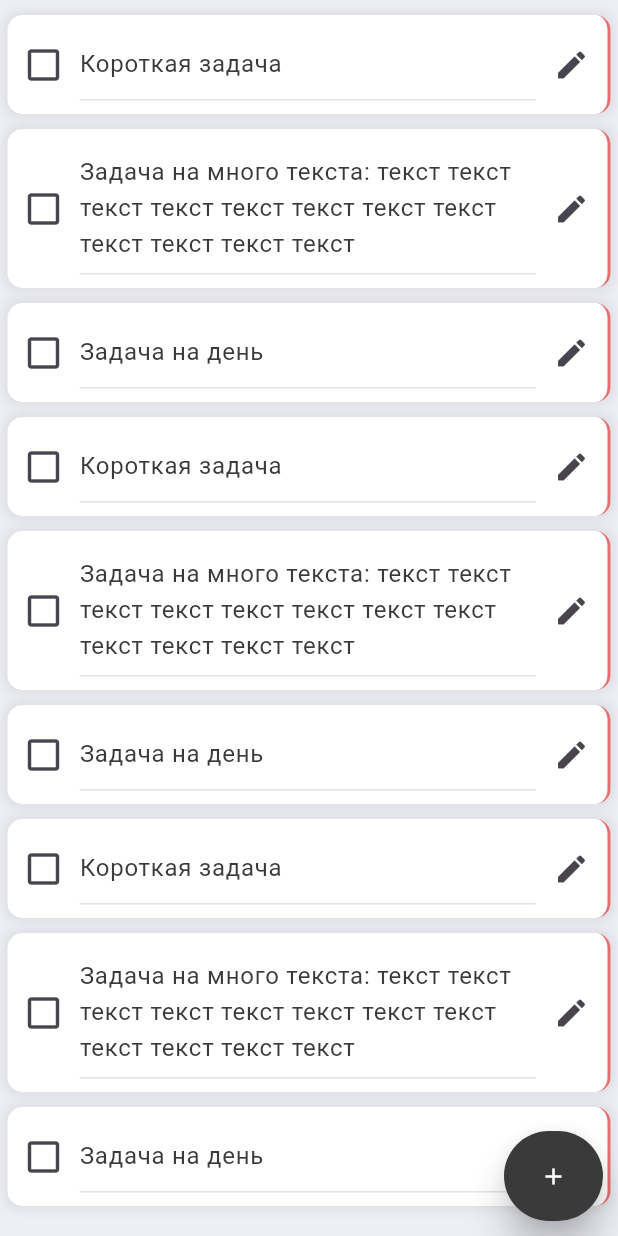
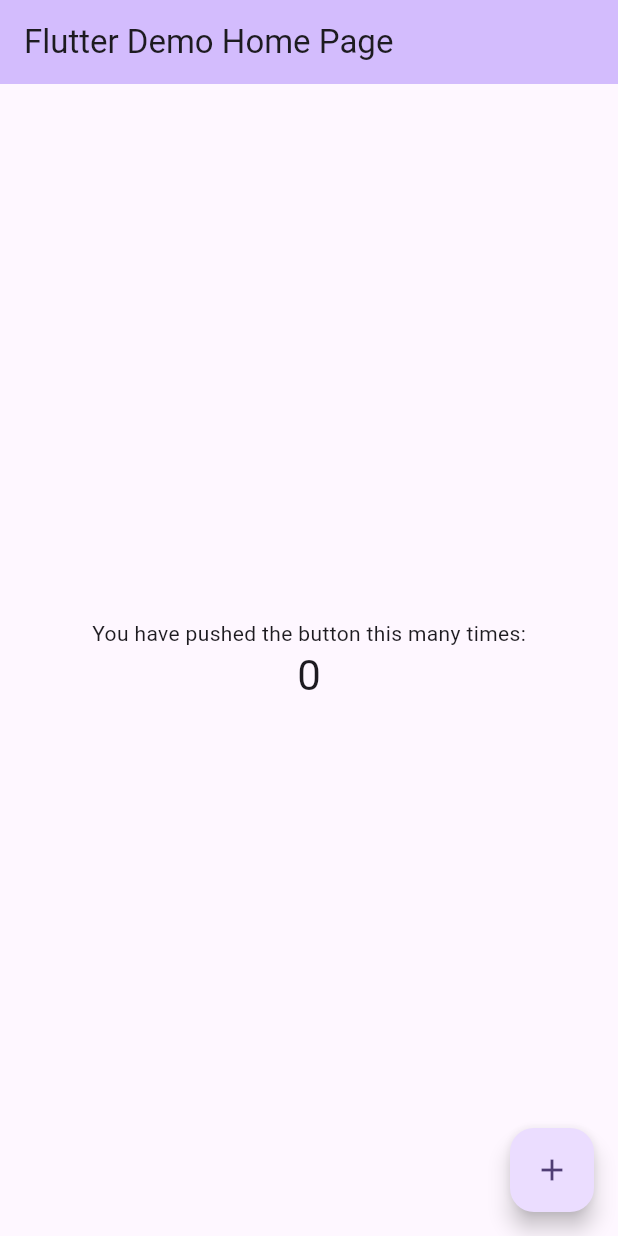
Before and after one commit to 23yaro/todoApp, a Flutter app: the screen it shows after launch, on a phone screen of 412 x 824 dp. Run offline on Flutter 3.47's test engine with Material 3 defaults, Android fonts, the phone set to English and light mode, and no system bars.

Commit message:
BREAKING CHANGE:
used new pattern

```diff
--- a/lib/consts/colors.dart
+++ /dev/null
@@ -1,13 +0,0 @@
-import 'package:flutter/material.dart';
-
-
-const Color tdRed = Color(0xBFDA4040);
-const Color tdGreen = Color(0xff7ed679);
-
-const Color tdWhite = Color(0xFFFFFFFF);
-const Color tdGrey = Color(0x26717171);
-const Color tdBlack = Color(0xFF3A3A3A);
-
-
-
-const Color tdBGColor = Color(0xFFEEEFF5);
--- a/lib/consts/strings.dart
+++ /dev/null
@@ -1,4 +0,0 @@
-const String taskWidgetAdd = 'добавить';
-const String taskWidgetRemove = 'удалить';
-const String taskWidget = 'Новая задача';
-const String subTaskWidgetNewSubTask = 'Новая подзадача';
--- a/lib/main.dart
+++ b/lib/main.dart
@@ -1,5 +1,4 @@
 import 'package:flutter/material.dart';
-import 'views/Pages/home_page.dart';
 
 void main() {
   runApp(const MyApp());
@@ -12,9 +11,115 @@ class MyApp extends StatelessWidget {
   @override
   Widget build(BuildContext context) {
     return MaterialApp(
-      debugShowCheckedModeBanner: false,
-      title: 'Time manager v2.0',
-      home: Home(),
+      title: 'Flutter Demo',
+      theme: ThemeData(
+        // This is the theme of your application.
+        //
+        // TRY THIS: Try running your application with "flutter run". You'll see
+        // the application has a purple toolbar. Then, without quitting the app,
+        // try changing the seedColor in the colorScheme below to Colors.green
+        // and then invoke "hot reload" (save your changes or press the "hot
+        // reload" button in a Flutter-supported IDE, or press "r" if you used
+        // the command line to start the app).
+        //
+        // Notice that the counter didn't reset back to zero; the application
+        // state is not lost during the reload. To reset the state, use hot
+        // restart instead.
+        //
+        // This works for code too, not just values: Most code changes can be
+        // tested with just a hot reload.
+        colorScheme: ColorScheme.fromSeed(seedColor: Colors.deepPurple),
+        useMaterial3: true,
+      ),
+      home: const MyHomePage(title: 'Flutter Demo Home Page'),
     );
   }
 }
+
+class MyHomePage extends StatefulWidget {
+  const MyHomePage({super.key, required this.title});
+
+  // This widget is the home page of your application. It is stateful, meaning
+  // that it has a State object (defined below) that contains fields that affect
+  // how it looks.
+
+  // This class is the configuration for the state. It holds the values (in this
+  // case the title) provided by the parent (in this case the App widget) and
+  // used by the build method of the State. Fields in a Widget subclass are
+  // always marked "final".
+
+  final String title;
+
+  @override
+  State<MyHomePage> createState() => _MyHomePageState();
+}
+
+class _MyHomePageState extends State<MyHomePage> {
+  int _counter = 0;
+
+  void _incrementCounter() {
+    setState(() {
+      // This call to setState tells the Flutter framework that something has
+      // changed in this State, which causes it to rerun the build method below
+      // so that the display can reflect the updated values. If we changed
+      // _counter without calling setState(), then the build method would not be
+      // called again, and so nothing would appear to happen.
+      _counter++;
+    });
+  }
+
+  @override
+  Widget build(BuildContext context) {
+    // This method is rerun every time setState is called, for instance as done
+    // by the _incrementCounter method above.
+    //
+    // The Flutter framework has been optimized to make rerunning build methods
+    // fast, so that you can just rebuild anything that needs updating rather
+    // than having to individually change instances of widgets.
+    return Scaffold(
+      appBar: AppBar(
+        // TRY THIS: Try changing the color here to a specific color (to
+        // Colors.amber, perhaps?) and trigger a hot reload to see the AppBar
+        // change color while the other colors stay the same.
+        backgroundColor: Theme.of(context).colorScheme.inversePrimary,
+        // Here we take the value from the MyHomePage object that was created by
+        // the App.build method, and use it to set our appbar title.
+        title: Text(widget.title),
+      ),
+      body: Center(
+        // Center is a layout widget. It takes a single child and positions it
+        // in the middle of the parent.
+        child: Column(
+          // Column is also a layout widget. It takes a list of children and
+          // arranges them vertically. By default, it sizes itself to fit its
+          // children horizontally, and tries to be as tall as its parent.
+          //
+          // Column has various properties to control how it sizes itself and
+          // how it positions its children. Here we use mainAxisAlignment to
+          // center the children vertically; the main axis here is the vertical
+          // axis because Columns are vertical (the cross axis would be
+          // horizontal).
+          //
+          // TRY THIS: Invoke "debug painting" (choose the "Toggle Debug Paint"
+          // action in the IDE, or press "p" in the console), to see the
+          // wireframe for each widget.
+          mainAxisAlignment: MainAxisAlignment.center,
+          children: <Widget>[
+            const Text(
+              'You have pushed the button this many times:',
+            ),
+            Text(
+              '$_counter',
+              style: Theme.of(context).textTheme.headlineMedium,
+            ),
+          ],
+        ),
+      ),
+      floatingActionButton: FloatingActionButton(
+        onPressed: _incrementCounter,
+        tooltip: 'Increment',
+        child: const Icon(Icons.add),
+      ), // This trailing comma makes auto-formatting nicer for build methods.
+    );
+  }
+}
--- a/lib/model/tasks.dart
+++ /dev/null
@@ -1,66 +0,0 @@
-class Task {
-  int id;
-  bool complete;
-  String? name;
-  List<Task> subTasks;
-
-  Task({
-    required this.id,
-    this.complete = false,
-    this.name = '',
-    this.subTasks = const [],
-  });
-
-  @override
-  bool operator ==(Object other) =>
-      other is Task &&
-      other.id == id &&
-      other.complete == complete &&
-      other.name == name &&
-      other.subTasks == subTasks;
-
-  @override
-  int get hashCode => Object.hash(id, complete, name, subTasks);
-}
-
-List<Task> tasks = [
-  Task(
-    id: 0,
-    name: 'Короткая задача',
-  ),
-  Task(
-    id: 1,
-    name:
-        'Задача на много текста: текст текст текст текст текст текст текст текст текст текст текст текст ',
-  ),
-  Task(
-    id: 2,
-    name: 'Задача на день',
-  ),
-  Task(
-    id: 3,
-    name: 'Короткая задача',
-  ),
-  Task(
-    id: 4,
-    name:
-        'Задача на много текста: текст текст текст текст текст текст текст текст текст текст текст текст ',
-  ),
-  Task(
-    id: 5,
-    name: 'Задача на день',
-  ),
-  Task(
-    id: 6,
-    name: 'Короткая задача',
-  ),
-  Task(
-    id: 7,
-    name:
-        'Задача на много текста: текст текст текст текст текст текст текст текст текст текст текст текст ',
-  ),
-  Task(
-    id: 8,
-    name: 'Задача на день',
-  ),
-];
--- a/lib/views/Pages/home_page.dart
+++ /dev/null
@@ -1,95 +0,0 @@
-import 'package:flutter/material.dart';
-import '../items/task_widget.dart';
-import '/../consts/colors.dart';
-import '../../model/tasks.dart';
-
-class Home extends StatelessWidget {
-  const Home({super.key});
-
-  @override
-  Widget build(BuildContext context) {
-    return Scaffold(
-      backgroundColor: tdBGColor,
-      body: Stack(
-        children: [
-          Container(
-            padding: const EdgeInsets.symmetric(horizontal: 5),
-            child: const ScrollBar(),
-          ),
-          const AddButton(),
-        ],
-      ),
-    );
-  }
-}
-
-class ScrollBar extends StatefulWidget {
-  const ScrollBar({super.key});
-
-  @override
-  State<ScrollBar> createState() => _ScrollBarState();
-}
-
-class _ScrollBarState extends State<ScrollBar> {
-  @override
-  void initState() {
-    super.initState();
-  }
-
-  @override
-  Widget build(BuildContext context) {
-    final listChildren = <SliverList>[
-      SliverList(
-        delegate: SliverChildBuilderDelegate(
-          (BuildContext context, int index) {
-            return Padding(
-              padding: const EdgeInsets.only(top: 10),
-              child: TaskWidget(
-                key: ValueKey(tasks[index]),
-                task: tasks[index],
-                deleteTask: (int id) {},
-              ),
-            );
-          },
-          childCount: tasks.length,
-        ),
-      )
-    ];
-    return CustomScrollView(slivers: listChildren);
-  }
-}
-
-class AddButton extends StatelessWidget {
-  const AddButton({super.key});
-
-  @override
-  Widget build(BuildContext context) {
-    return Align(
-      alignment: Alignment.bottomRight,
-      child: Container(
-        margin: const EdgeInsets.only(right: 10, bottom: 10),
-        child: ElevatedButton(
-          style: ElevatedButton.styleFrom(
-            backgroundColor: tdBlack,
-            minimumSize: const Size(50, 60),
-            elevation: 10,
-          ),
-          child: const Icon(
-            Icons.add,
-            color: tdWhite,
-          ),
-          onPressed: () {},
-        ),
-      ),
-    );
-  }
-}
-
-class AppBar extends StatelessWidget {
-  const AppBar({super.key});
-
-  @override
-  Widget build(BuildContext context) {
-    return Container();
-  }
-}
--- a/lib/views/items/task_widget.dart
+++ /dev/null
@@ -1,226 +0,0 @@
-import 'package:flutter/material.dart';
-import '../../consts/colors.dart';
-import '../../consts/strings.dart';
-import '../../model/tasks.dart';
-import 'sub_task_widget.dart';
-
-class TaskWidget extends StatefulWidget {
-  final Task task;
-  final void Function(int) deleteTask;
-
-  const TaskWidget({
-    super.key,
-    required this.task,
-    required this.deleteTask,
-  });
-
-  @override
-  State<TaskWidget> createState() => TaskWidgetState();
-}
-
-class TaskWidgetState extends State<TaskWidget> {
-  late bool _enabledEditing;
-  late TextEditingController taskController;
-  late FocusNode taskFocusNode;
-
-  @override
-  void initState() {
-    super.initState();
-    _enabledEditing = true;
-    taskController = TextEditingController();
-    taskController.addListener(_saveTaskName);
-    taskFocusNode = FocusNode();
-    taskFocusNode.requestFocus();
-    widget.task.subTasks = [];
-  }
-
-  @override
-  void dispose() {
-    taskController.dispose();
-    taskFocusNode.dispose();
-    super.dispose();
-  }
-
-  @override
-  Widget build(BuildContext context) {
-    taskController.text = widget.task.name.toString();
-    return Container(
-      decoration: _boxDecoration(),
-      child: ListTileTheme(
-        contentPadding: EdgeInsets.zero,
-        horizontalTitleGap: 0.0,
-        child: TapRegion(
-          onTapOutside: (event) {
-            if (!_enabledEditing) {
-              _switchEditing();
-            }
-          },
-          child: ExpansionTile(
-            iconColor: tdBlack,
-            textColor: tdBlack,
-            shape: const Border(),
-            leading: IconButton(
-              iconSize: 28,
-              icon: Icon(widget.task.complete
-                  ? Icons.check_box
-                  : Icons.check_box_outline_blank),
-              onPressed: () => _taskComplete(widget.task),
-            ),
-            title: TextField(
-              controller: taskController,
-              enabled: !_enabledEditing,
-              focusNode: taskFocusNode,
-              maxLines: null,
-              style: const TextStyle(
-                color: tdBlack,
-                fontSize: 16,
-              ),
-              decoration: const InputDecoration(hintText: taskWidget),
-              onEditingComplete: () => _switchEditing(),
-            ),
-            trailing: _editButton(widget.task),
-            children: [
-              ListView.builder(
-                itemCount: widget.task.subTasks.length,
-                shrinkWrap: true,
-                padding: EdgeInsets.zero,
-                physics: const NeverScrollableScrollPhysics(),
-                itemBuilder: (BuildContext context, int index) {
-                  return SubTaskWidget(
-                    task: widget.task.subTasks[index],
-                    readOnly: _enabledEditing,
-
-                    ///debug
-                    mainTaskComplete: widget.task.complete,
-                    taskComplete: _taskComplete,
-                    deleteSubTask: _deleteSubTask,
-                  );
-                },
-              ),
-              _underTile(),
-            ],
-          ),
-        ),
-      ),
-    );
-  }
-
-  Decoration _boxDecoration() {
-    return BoxDecoration(
-      color: tdWhite,
-      border: Border(
-        right: BorderSide(
-          color: widget.task.complete
-              ? tdGreen
-              : tdRed,
-          width: 2,
-        ),
-      ),
-      borderRadius: BorderRadius.circular(10),
-      boxShadow: const [
-        BoxShadow(
-          color: tdGrey,
-          spreadRadius: 2,
-          blurRadius: 6,
-        )
-      ],
-    );
-  }
-
-  Widget _underTile() {
-    return ListTile(
-      leading: Visibility(
-        visible: !widget.task.complete,
-        child: Row(
-          mainAxisSize: MainAxisSize.min,
-          children: [
-            IconButton(
-              icon: const Icon(Icons.add),
-              onPressed: _addSubTask,
-            ),
-            const Text(
-              textAlign: TextAlign.end,
-              style:
-                  TextStyle(color: tdBlack, fontSize: 10),
-              taskWidgetAdd,
-            ),
-          ],
-        ),
-      ),
-      trailing: Row(
-        mainAxisSize: MainAxisSize.min,
-        children: [
-          const Text(
-            textAlign: TextAlign.start,
-            style:
-                TextStyle(color: tdBlack, fontSize: 10),
-            taskWidgetRemove,
-          ),
-          IconButton(
-            icon: const Icon(Icons.cancel),
-            onPressed: () {
-              widget.deleteTask(widget.task.id);
-            },
-          ),
-        ],
-      ),
-    );
-  }
-
-  Widget _editButton(Task task) {
-    return IconButton(
-      icon: _enabledEditing ? const Icon(Icons.edit) : const Icon(Icons.check),
-      color: _enabledEditing ? null : tdGreen,
-      onPressed: _switchEditing,
-    );
-  }
-
-  void _saveTaskName() {
-    widget.task.name = taskController.text.toString().trim();
-  }
-
-  void _taskComplete(Task task) {
-    ///not set state to sub task  if main task complete
-    if (widget.task == task) {
-      setState(() {
-        ///redrawing 'main checkBox/checkMark'
-        task.complete = !task.complete;
-      });
-    } else {
-      if (!widget.task.complete) {
-        setState(() {
-          ///redrawing 'sub checkBox/checkMark'
-          task.complete = !task.complete;
-        });
-      }
-    }
-  }
-
-  void _switchEditing() {
-    FocusManager.instance.primaryFocus?.unfocus();
-    setState(() {
-      ///disabled/enabledEditing editing
-      _enabledEditing = !_enabledEditing;
-    });
-  }
-
-  void _addSubTask() {
-    setState(() {
-      ///new subTask
-      FocusManager.instance.primaryFocus?.unfocus();
-      widget.task.subTasks.add(Task(
-        id: widget.task.subTasks.isEmpty ? 0 : widget.task.subTasks.length,
-      ));
-      if (_enabledEditing) {
-        _switchEditing();
-      }
-    });
-  }
-
-  void _deleteSubTask(int id) {
-    setState(() {
-      ///delete subTask
-      widget.task.subTasks.removeWhere((element) => element.id == id);
-    });
-  }
-}
```
Also changed, not shown: lib/views/items/sub_task_widget.dart (deleted, +0 -114 lines), pubspec.yaml (+3 -4 lines), pubspec.lock, 7 other files.
